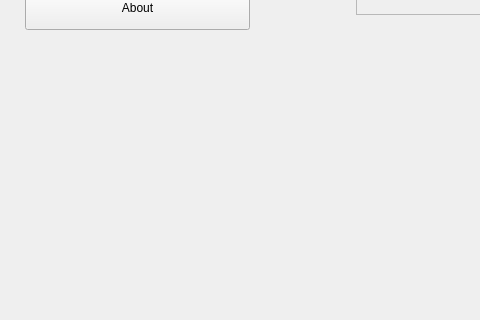
This is zapzap/view/settings.ui in rafatosta/zapzap as Qt 5 draws it before an edit; both pictures show x 0 to 480 and y 339 to 659 of the 1082 by 659 pixel window. The edited form follows.
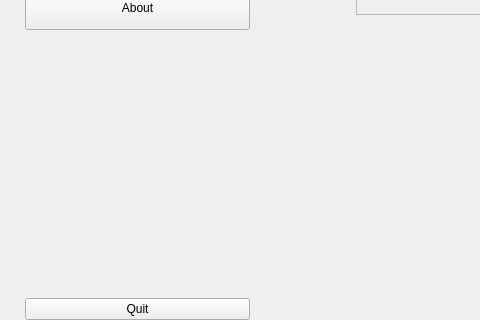
This is the edited form. The open tabs and pages were chosen to show the change.

Commit message: Setting button in Settings

Patch:
```diff
--- a/zapzap/view/settings.ui
+++ b/zapzap/view/settings.ui
@@ -275,6 +275,13 @@
            </property>
           </spacer>
          </item>
+         <item>
+          <widget class="QPushButton" name="btn_quit">
+           <property name="text">
+            <string>Quit</string>
+           </property>
+          </widget>
+         </item>
         </layout>
        </widget>
       </item>
```
Left out of the diff: 22 changed lines with no effect on the pictures. The commit also changes 2 other files.
